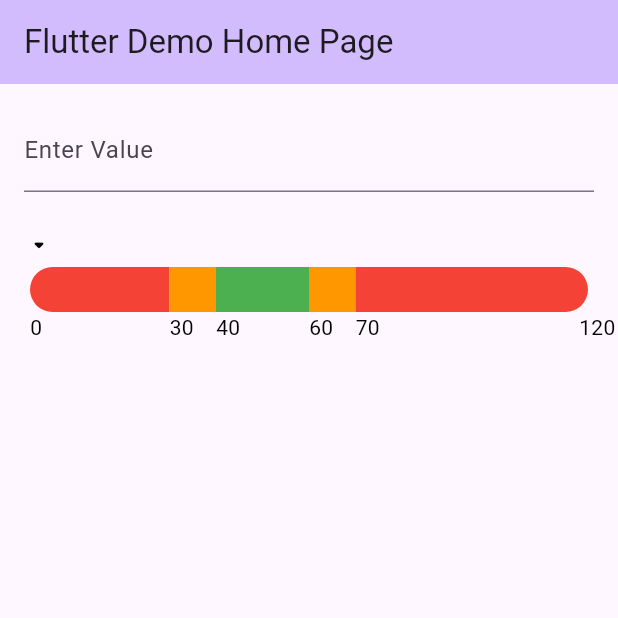
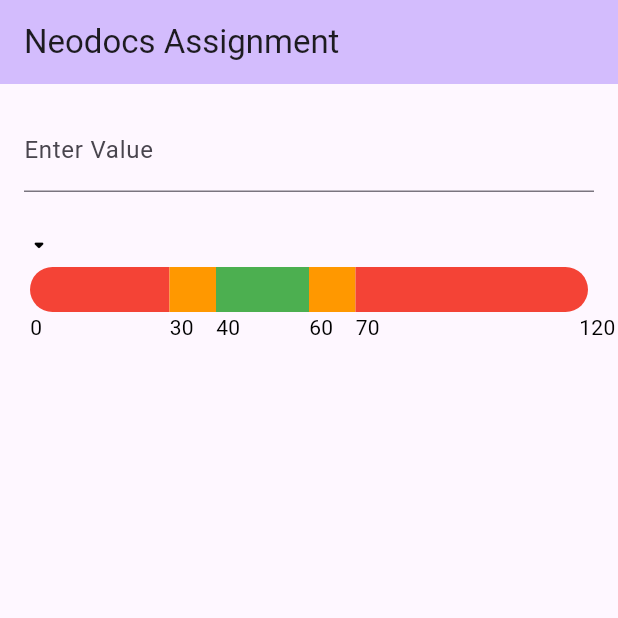
Before and after one commit to Anudeep2311/neodocs_assignment, a Flutter app: the screen it shows after launch, on a phone screen of 412 x 824 dp, the top half of it. Run offline on Flutter 3.47's test engine with Material 3 defaults, Android fonts, the phone set to English and light mode, and no system bars.

```diff
--- a/lib/main.dart
+++ b/lib/main.dart
@@ -19,7 +19,7 @@ class MyApp extends StatelessWidget {
         colorScheme: ColorScheme.fromSeed(seedColor: Colors.deepPurple),
         useMaterial3: true,
       ),
-      home: const MyHomePage(title: 'Flutter Demo Home Page'),
+      home: const MyHomePage(title: 'Neodocs Assignment'),
     );
   }
 }
```
